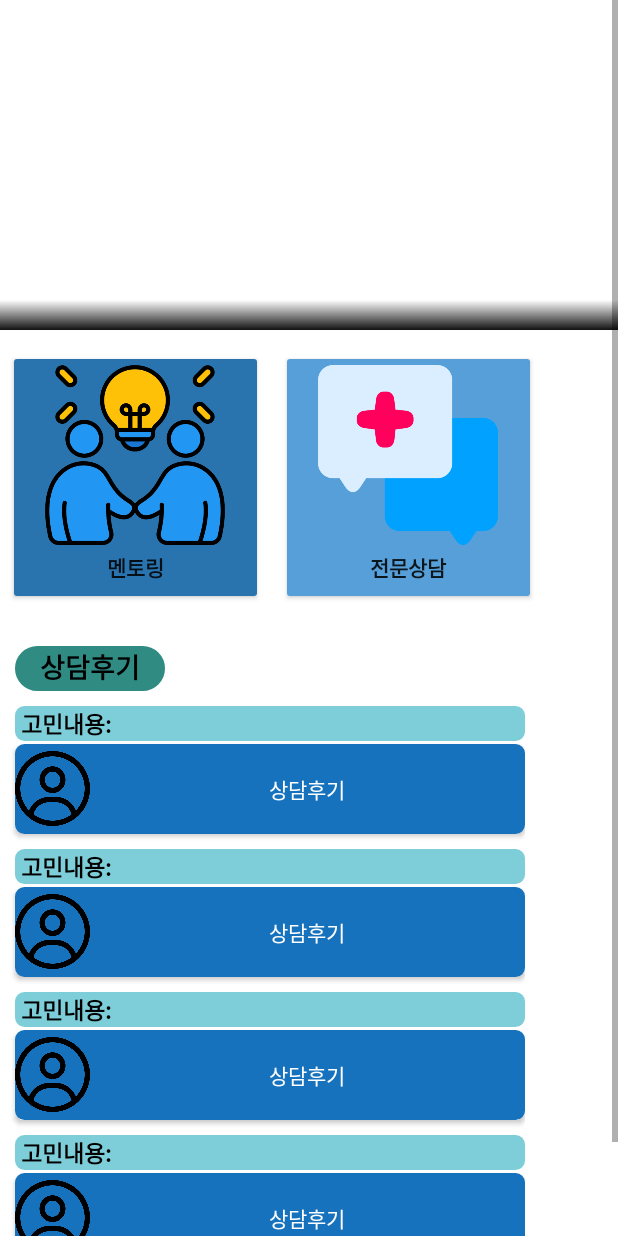
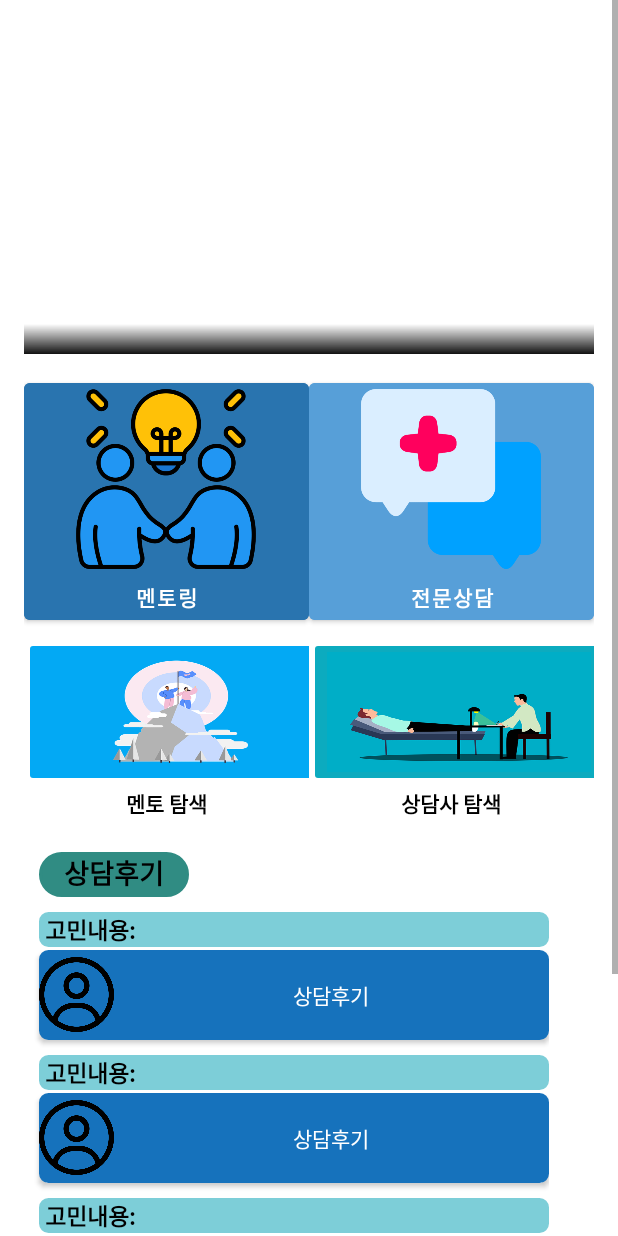
Before and after one commit to YeejaeWan/LifeGuide, an Android app: the layout frag1.xml on its own in the app's theme, with its tools: preview values and no code run, on a phone screen of 412 x 824 dp. Run offline under Robolectric (Android 15) with nearby library versions, the phone set to English and light mode, and no system bars.

Commit message:
상담사 및 멘토 탐색 버튼 추가

```diff
--- a/app/src/main/res/layout/frag1.xml
+++ b/app/src/main/res/layout/frag1.xml
@@ -1,68 +1,110 @@
 <?xml version="1.0" encoding="utf-8"?>
 <ScrollView xmlns:android="http://schemas.android.com/apk/res/android"
+    xmlns:app="http://schemas.android.com/apk/res-auto"
     android:layout_width="match_parent"
-    android:layout_height="match_parent"
-    xmlns:app="http://schemas.android.com/apk/res-auto"
-    android:orientation="vertical">
+    android:layout_height="match_parent">
 
     <LinearLayout
         android:layout_width="match_parent"
-        android:layout_height="match_parent"
-        android:orientation="vertical">
+        android:layout_height="wrap_content"
+        android:orientation="vertical"
+        android:padding="16dp">
 
         <androidx.viewpager2.widget.ViewPager2
             android:id="@+id/sliderViewPager"
-            android:layout_width="380dp"
-            android:layout_height="200dp"
-            app:layout_constraintBottom_toBottomOf="parent"
-            app:layout_constraintEnd_toEndOf="parent"
-            app:layout_constraintStart_toStartOf="parent"
-            app:layout_constraintTop_toTopOf="parent" />
+            android:layout_width="match_parent"
+            android:layout_height="200dp" />
 
         <View
             android:id="@+id/viewFadingEdge"
             android:layout_width="match_parent"
             android:layout_height="20dp"
-            android:background="@drawable/bg_fading_edge"
-            app:layout_constraintBottom_toBottomOf="@id/sliderViewPager" />
+            android:background="@drawable/bg_fading_edge" />
 
         <LinearLayout
             android:id="@+id/layoutIndicators"
-            android:layout_width="400dp"
+            android:layout_width="match_parent"
             android:layout_height="wrap_content"
             android:orientation="horizontal"
-            android:layout_marginLeft="130dp"
-            android:paddingBottom="8dp"
-            app:layout_constraintBottom_toBottomOf="@id/viewFadingEdge"
-            app:layout_constraintEnd_toEndOf="parent"
-            app:layout_constraintStart_toStartOf="parent" />
+            android:gravity="center"
+            android:paddingBottom="8dp" />
 
         <LinearLayout
-            android:layout_width="wrap_content"
+            android:layout_width="match_parent"
             android:layout_height="wrap_content"
             android:orientation="horizontal"
+            android:gravity="center"
             android:layout_marginTop="5dp"
             android:layout_marginBottom="5dp">
 
-            <android.widget.Button
-                android:layout_width="170dp"
+            <Button
+                android:layout_width="0dp"
                 android:layout_height="170dp"
-                android:layout_marginLeft="5dp"
-                android:layout_marginRight="6dp"
+                android:layout_weight="1"
                 android:backgroundTint="#2974AF"
                 android:text="멘토링"
                 android:textStyle="bold"
                 android:drawableTop="@drawable/metor_button_image"/>
 
-            <android.widget.Button
-                android:layout_width="170dp"
+            <Button
+                android:layout_width="0dp"
                 android:layout_height="170dp"
-                android:layout_marginLeft="6dp"
-                android:layout_marginRight="10dp"
+                android:layout_weight="1"
                 android:backgroundTint="#579FD8"
                 android:text="전문상담"
                 android:textStyle="bold"
                 android:drawableTop="@drawable/expert_button_image"/>
+        </LinearLayout>
+
+        <LinearLayout
+            android:layout_width="wrap_content"
+            android:layout_height="wrap_content"
+            android:orientation="horizontal">
+            <LinearLayout
+                android:layout_width="wrap_content"
+                android:layout_height="wrap_content"
+                android:orientation="vertical"
+                android:layout_weight="1">
+                <ImageButton
+                android:layout_width="200dp"
+                android:layout_height="100dp"
+                android:layout_weight="1"
+                android:backgroundTint="#03A9F4"
+                android:foregroundTint="#009688"
+                android:scaleType="fitXY"
+                android:src="@drawable/metoring" />
+                <TextView
+                    android:layout_width="wrap_content"
+                    android:layout_height="wrap_content"
+                    android:layout_gravity="center"
+                    android:text="멘토 탐색"
+                    android:textColor="@color/black"
+                    android:textStyle="bold"/>
+            </LinearLayout>
+
+
+            <LinearLayout
+                android:layout_width="wrap_content"
+                android:layout_height="wrap_content"
+                android:orientation="vertical"
+                android:layout_weight="1">
+
+                <ImageButton
+                    android:layout_width="200dp"
+                    android:layout_height="100dp"
+                    android:layout_weight="1"
+                    android:backgroundTint="#0CABBF"
+                    android:foregroundTint="#0DE3CF"
+                    android:scaleType="fitXY"
+                    android:src="@drawable/consulting" />
+                <TextView
+                    android:layout_width="wrap_content"
+                    android:layout_height="wrap_content"
+                    android:layout_gravity="center"
+                    android:text="상담사 탐색"
+                    android:textColor="@color/black"
+                    android:textStyle="bold"/>
+            </LinearLayout>
 
         </LinearLayout>
 
@@ -114,6 +156,7 @@
                 android:textSize="15dp"
                 android:textStyle="bold"
                 android:background="@drawable/item_background2"/>
+
             <android.widget.Button
                 android:layout_marginTop="2dp"
                 android:layout_marginLeft="10dp"
--- a/build.gradle
+++ b/build.gradle
@@ -1,5 +1,5 @@
 // Top-level build file where you can add configuration options common to all sub-projects/modules.
 plugins {
-    id 'com.android.application' version '8.0.2' apply false
-    id 'com.android.library' version '8.0.2' apply false
+    id 'com.android.application' version '7.3.1' apply false
+    id 'com.android.library' version '7.3.1' apply false
 }
```
Also changed, not shown: app/src/main/res/drawable/consulting.png (added), app/src/main/res/drawable/metoring.png (added), gradle.properties (line endings or trailing spaces).
